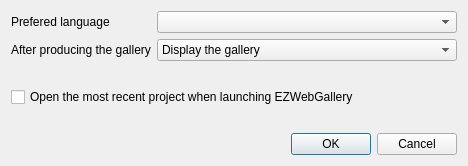
Pixinn/ezwebgallery, file src/ui/WinConfigure.ui: the form before one commit.
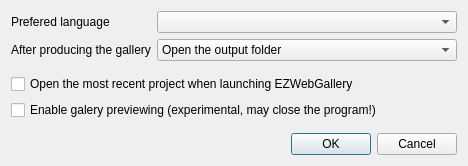
The form after the commit. Icons and pictures are not drawn.

Commit message: Tagging previewing window as experimental: it can crash on some window machines!!!!

```diff
--- a/src/ui/WinConfigure.ui
+++ b/src/ui/WinConfigure.ui
@@ -75,11 +75,9 @@
        </item>
        <item row="2" column="1">
         <widget class="QComboBox" name="comboBox_AfterProduction">
-         <item>
-          <property name="text">
-           <string>Display the gallery</string>
-          </property>
-         </item>
+         <property name="currentText">
+          <string>Open the output folder</string>
+         </property>
          <item>
           <property name="text">
            <string>Open the output folder</string>
@@ -114,6 +112,13 @@
        </property>
       </widget>
      </item>
+     <item>
+      <widget class="QCheckBox" name="checkBox_EnablePreview">
+       <property name="text">
+        <string>Enable galery previewing (experimental, may close the program!)</string>
+       </property>
+      </widget>
+     </item>
     </layout>
    </item>
   </layout>
```
Left out of the diff: 5 changed lines with no effect on the pictures. The commit also changes 7 other files.
